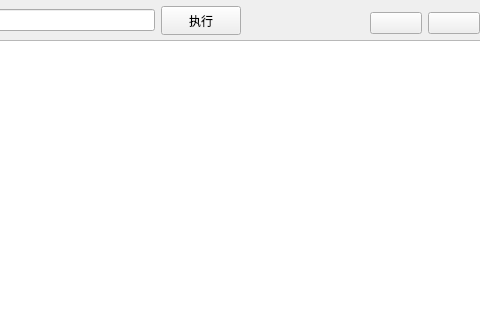
Above: mainwindow.ui from lingduliudu/QT_DEMO before the change; both pictures show x 420 to 900 and y 0 to 320 of the 900 by 500 pixel window. Below: the same form after it.
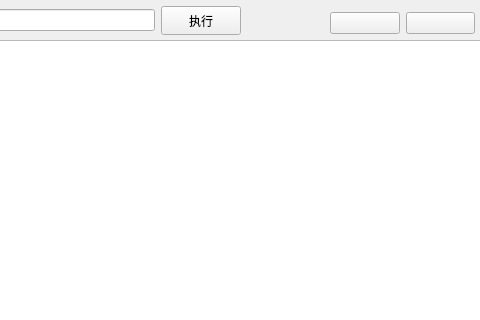
That is the form after the change. Icons and pictures are not drawn.

The edit to the form file:
```diff
--- a/mainwindow.ui
+++ b/mainwindow.ui
@@ -107,9 +107,9 @@
    <widget class="QWidget" name="horizontalLayoutWidget_2">
     <property name="geometry">
      <rect>
-      <x>790</x>
+      <x>750</x>
       <y>10</y>
-      <width>110</width>
+      <width>145</width>
       <height>26</height>
      </rect>
     </property>
```
